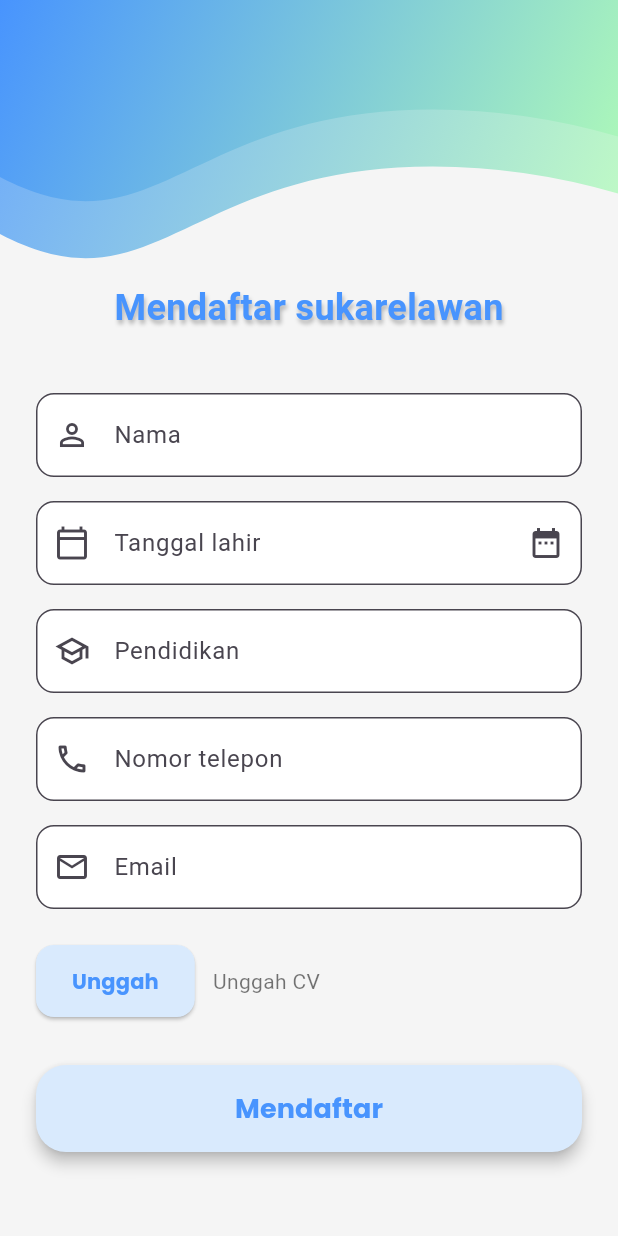
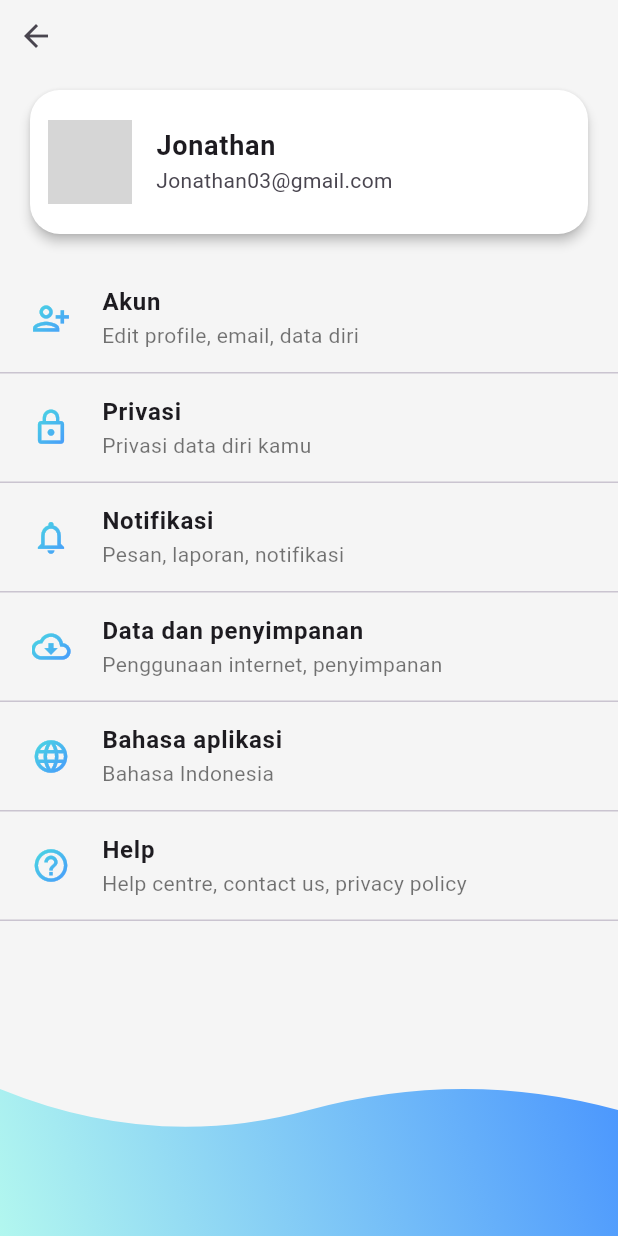
Before and after one commit to ArifbillahKamil/Water-Guard-Project, a Flutter app: the screen it shows after launch, on a phone screen of 412 x 824 dp. Run offline on Flutter 3.47's test engine with Material 3 defaults, Android fonts, the phone set to English and light mode, and no system bars; our stand-ins replace font_awesome_flutter, google_fonts; grey boxes are pictures that could not be loaded.

Commit message:
Penambahan_profile_settings_screen

```diff
--- a/lib/main.dart
+++ b/lib/main.dart
@@ -1,5 +1,7 @@
 import 'package:flutter/material.dart';
 import 'package:flutter_application_1/screens/Worker_Sign_up.dart';
+import 'package:flutter_application_1/screens/login_screen.dart';
+import 'package:flutter_application_1/screens/profile_settings_screen.dart';
 import 'theme/app_theme.dart';
 
 void main() {
@@ -15,7 +17,7 @@ class MyApp extends StatelessWidget {
       title: 'Pelaporan Perairan',
       theme: AppTheme.lightTheme,
       debugShowCheckedModeBanner: false,
-      home: const WorkerSignUpScreen(),
+      home: const ProfileSettingsScreen(),
     );
   }
 }
--- a/lib/screens/login_screen.dart
+++ b/lib/screens/login_screen.dart
@@ -1,4 +1,5 @@
 import 'package:flutter/material.dart';
+import 'package:flutter_application_1/widgets/bottom_wave_footer.dart';
 import 'package:font_awesome_flutter/font_awesome_flutter.dart';
 import '../widgets/double_wave_header.dart';
 
--- /dev/null
+++ b/lib/screens/profile_settings_screen.dart
@@ -0,0 +1,151 @@
+import 'package:flutter/material.dart';
+import 'package:flutter_application_1/widgets/bottom_wave_footer.dart';
+
+class ProfileSettingsScreen extends StatelessWidget {
+  const ProfileSettingsScreen({super.key});
+
+  @override
+  Widget build(BuildContext context) {
+    return Scaffold(
+      body: SafeArea(
+        child: Stack(
+          children: [
+            // ===== Wave di bawah =====
+            const BottomWaveFooter(),
+
+            // ===== Konten utama =====
+            Column(
+              crossAxisAlignment: CrossAxisAlignment.start,
+              children: [
+                // Tombol back
+                IconButton(
+                  icon: const Icon(Icons.arrow_back),
+                  onPressed: () => Navigator.pop(context),
+                ),
+
+                // Profile Card
+                Padding(
+                  padding: const EdgeInsets.symmetric(
+                    horizontal: 16,
+                    vertical: 8,
+                  ),
+                  child: Card(
+                    color: Colors.white,
+                    shape: RoundedRectangleBorder(
+                      borderRadius: BorderRadius.circular(20),
+                    ),
+                    elevation: 3,
+                    child: ListTile(
+                      contentPadding: const EdgeInsets.all(12),
+                      leading: const CircleAvatar(
+                        radius: 28,
+                        backgroundImage: AssetImage("assets/images/avatar.jpg"),
+                      ),
+                      title: const Text(
+                        "Jonathan",
+                        style: TextStyle(
+                          fontSize: 18,
+                          fontWeight: FontWeight.bold,
+                        ),
+                      ),
+                      subtitle: const Text("Jonathan03@gmail.com"),
+                    ),
+                  ),
+                ),
+
+                const SizedBox(height: 8),
+
+                // Menu list
+                Expanded(
+                  child: ListView(
+                    children: const [
+                      _SettingsItem(
+                        icon: Icons.person_add_alt,
+                        title: "Akun",
+                        subtitle: "Edit profile, email, data diri",
+                      ),
+                      _SettingsItem(
+                        icon: Icons.lock_outline,
+                        title: "Privasi",
+                        subtitle: "Privasi data diri kamu",
+                      ),
+                      _SettingsItem(
+                        icon: Icons.notifications_none,
+                        title: "Notifikasi",
+                        subtitle: "Pesan, laporan, notifikasi",
+                      ),
+                      _SettingsItem(
+                        icon: Icons.cloud_download_outlined,
+                        title: "Data dan penyimpanan",
+                        subtitle: "Penggunaan internet, penyimpanan",
+                      ),
+                      _SettingsItem(
+                        icon: Icons.language,
+                        title: "Bahasa aplikasi",
+                        subtitle: "Bahasa Indonesia",
+                      ),
+                      _SettingsItem(
+                        icon: Icons.help_outline,
+                        title: "Help",
+                        subtitle: "Help centre, contact us, privacy policy",
+                      ),
+                    ],
+                  ),
+                ),
+              ],
+            ),
+          ],
+        ),
+      ),
+    );
+  }
+}
+
+// ===== Custom Widget untuk List Item =====
+class _SettingsItem extends StatelessWidget {
+  final IconData icon;
+  final String title;
+  final String subtitle;
+
+  const _SettingsItem({
+    required this.icon,
+    required this.title,
+    required this.subtitle,
+  });
+
+  @override
+  Widget build(BuildContext context) {
+    return Column(
+      children: [
+        ListTile(
+          leading: CircleAvatar(
+            radius: 18,
+            backgroundColor: Colors.transparent,
+            child: ShaderMask(
+              shaderCallback: (Rect bounds) {
+                return const LinearGradient(
+                  colors: [Color(0xFF4ADEDE), Color(0xFF4894FE)],
+                  begin: Alignment.topLeft,
+                  end: Alignment.bottomRight,
+                ).createShader(bounds);
+              },
+              child: Icon(icon, size: 26, color: Colors.white),
+            ),
+          ),
+          title: Text(
+            title,
+            style: const TextStyle(fontWeight: FontWeight.bold, fontSize: 16),
+          ),
+          subtitle: Text(
+            subtitle,
+            style: const TextStyle(color: Colors.black54),
+          ),
+          onTap: () {
+            // TODO: navigasi ke halaman terkait
+          },
+        ),
+        const Divider(height: 1),
+      ],
+    );
+  }
+}
--- /dev/null
+++ b/lib/widgets/bottom_wave_footer.dart
@@ -0,0 +1,55 @@
+import 'package:flutter/material.dart';
+
+class BottomWaveFooter extends StatelessWidget {
+  const BottomWaveFooter({super.key});
+
+  @override
+  Widget build(BuildContext context) {
+    return Align(
+      alignment: Alignment.bottomCenter,
+      child: SizedBox(
+        height: 140,
+        width: double.infinity,
+        child: CustomPaint(painter: _BottomWavePainter()),
+      ),
+    );
+  }
+}
+
+class _BottomWavePainter extends CustomPainter {
+  @override
+  void paint(Canvas canvas, Size size) {
+    final paint = Paint()
+      ..shader = const LinearGradient(
+        colors: [Color(0xFFB2F7EF), Color(0xFF4894FE)],
+        begin: Alignment.bottomLeft,
+        end: Alignment.topRight,
+      ).createShader(Rect.fromLTWH(0, 0, size.width, size.height));
+
+    final path = Path();
+    path.moveTo(0, size.height * 0.3);
+
+    path.quadraticBezierTo(
+      size.width * 0.25,
+      size.height * 0.6,
+      size.width * 0.5,
+      size.height * 0.4,
+    );
+
+    path.quadraticBezierTo(
+      size.width * 0.75,
+      size.height * 0.2,
+      size.width,
+      size.height * 0.4,
+    );
+
+    path.lineTo(size.width, size.height);
+    path.lineTo(0, size.height);
+    path.close();
+
+    canvas.drawPath(path, paint);
+  }
+
+  @override
+  bool shouldRepaint(covariant CustomPainter oldDelegate) => false;
+}
```
